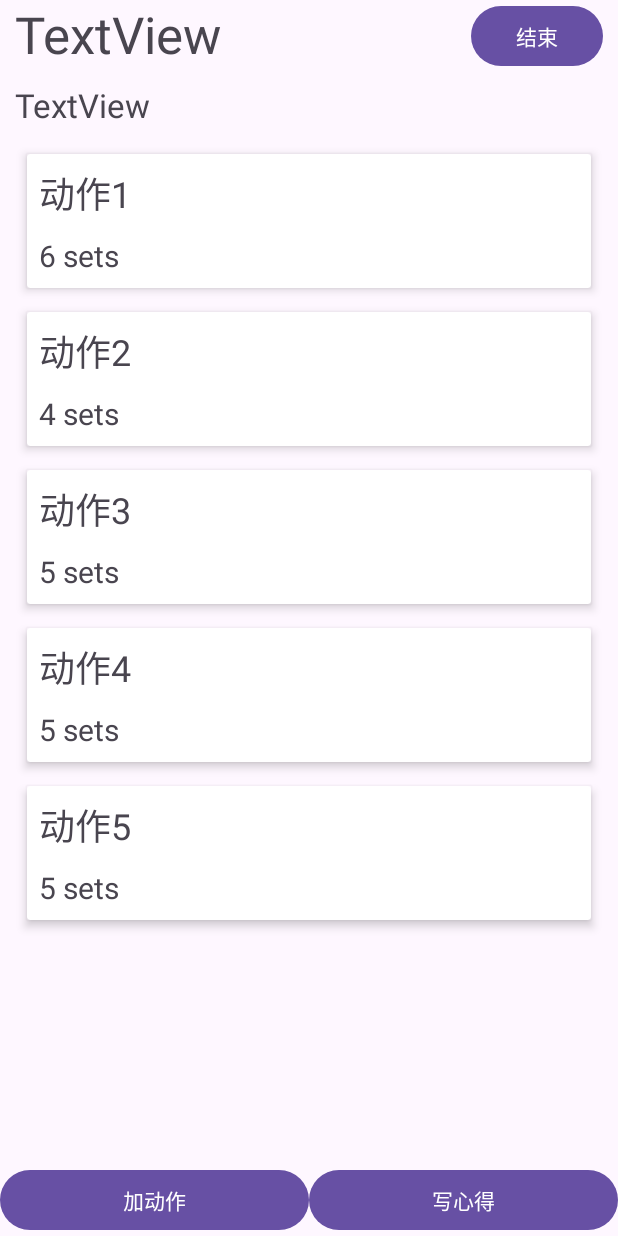
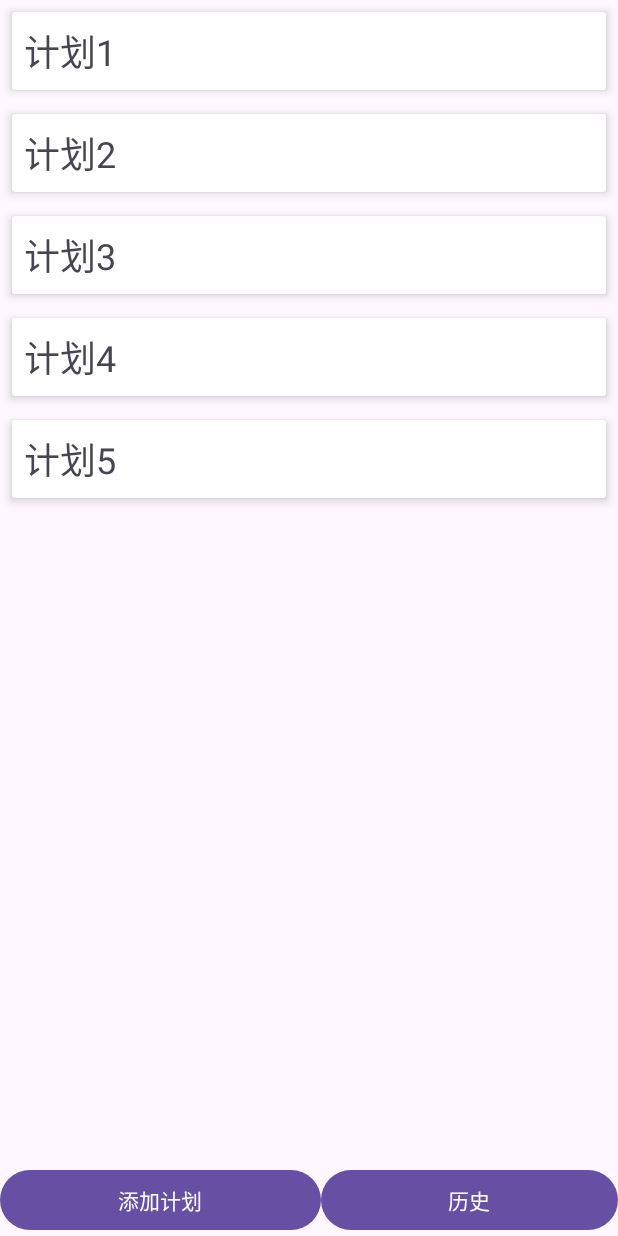
Before and after one commit to QingKong-s/Work3, an Android app: the screen it shows after launch (MainActivity), on a phone screen of 412 x 824 dp. Run offline under Robolectric (Android 15) with nearby library versions, the phone set to English and light mode, and no system bars.

Commit message:
增加计划列表

```diff
--- a/app/build.gradle.kts
+++ b/app/build.gradle.kts
@@ -33,7 +33,9 @@ dependencies {
     implementation("androidx.appcompat:appcompat:1.6.1")
     implementation("com.google.android.material:material:1.9.0")
     implementation("androidx.constraintlayout:constraintlayout:2.1.4")
+    implementation("androidx.activity:activity:1.8.0")
     testImplementation("junit:junit:4.13.2")
     androidTestImplementation("androidx.test.ext:junit:1.1.5")
     androidTestImplementation("androidx.test.espresso:espresso-core:3.5.1")
+    implementation(platform("org.jetbrains.kotlin:kotlin-bom:1.8.22"))
 }
--- a/app/src/main/AndroidManifest.xml
+++ b/app/src/main/AndroidManifest.xml
@@ -13,6 +13,10 @@
         android:theme="@style/Theme.MyApplication"
         tools:targetApi="31">
         <activity
+            android:name="com.example.myapplication.PlanActivity"
+            android:exported="true">
+        </activity>
+        <activity
             android:name=".MainActivity"
             android:exported="true">
             <intent-filter>
--- /dev/null
+++ b/app/src/main/java/com/example/myapplication/GlobalData.java
@@ -0,0 +1,40 @@
+package com.example.myapplication;
+
+import java.util.ArrayList;
+import java.util.List;
+
+public class GlobalData {
+    static ArrayList<Plan> plans = new ArrayList<>();
+
+    public static void initSampleData() {
+        ArrayList<ActionItem> actionItems = new ArrayList<>();
+
+        // 创建一些子项数据（SubItem）
+        List<SubItem> subItems1 = new ArrayList<>();
+        subItems1.add(new SubItem("50", "10", false));
+        subItems1.add(new SubItem("55", "8", false));
+        subItems1.add(new SubItem("60", "6", true));
+
+        List<SubItem> subItems2 = new ArrayList<>();
+        subItems2.add(new SubItem("30", "12", false));
+        subItems2.add(new SubItem("35", "10", false));
+
+        List<SubItem> subItems3 = new ArrayList<>();
+        subItems3.add(new SubItem("20", "15", true));
+        subItems3.add(new SubItem("25", "12", true));
+        subItems3.add(new SubItem("30", "10", false));
+
+        // 创建 ActionItem 并加入到主列表中
+        actionItems.add(new ActionItem("动作1", 6, subItems1));
+        actionItems.add(new ActionItem("动作2", 4, subItems2));
+        actionItems.add(new ActionItem("动作3", 5, subItems3));
+        actionItems.add(new ActionItem("动作4", 5, subItems3));
+        actionItems.add(new ActionItem("动作5", 5, subItems3));
+
+        plans.add(new Plan(actionItems,"计划1"));
+        plans.add(new Plan(actionItems,"计划2"));
+        plans.add(new Plan(actionItems,"计划3"));
+        plans.add(new Plan(actionItems,"计划4"));
+        plans.add(new Plan(actionItems,"计划5"));
+    }
+}
--- a/app/src/main/java/com/example/myapplication/MainActivity.java
+++ b/app/src/main/java/com/example/myapplication/MainActivity.java
@@ -16,34 +16,11 @@ public class MainActivity extends AppCompatActivity {
         super.onCreate(savedInstanceState);
         setContentView(R.layout.activity_main);
 
-        List<ActionItem> actionItems = new ArrayList<>();
+        RecyclerView recyclerView = findViewById(R.id.planList);
+        recyclerView.setLayoutManager(new LinearLayoutManager(this));
 
-// 创建一些子项数据（SubItem）
-        List<SubItem> subItems1 = new ArrayList<>();
-        subItems1.add(new SubItem("50", "10", false));
-        subItems1.add(new SubItem("55", "8", false));
-        subItems1.add(new SubItem("60", "6", true));
-
-        List<SubItem> subItems2 = new ArrayList<>();
-        subItems2.add(new SubItem("30", "12", false));
-        subItems2.add(new SubItem("35", "10", false));
-
-        List<SubItem> subItems3 = new ArrayList<>();
-        subItems3.add(new SubItem("20", "15", true));
-        subItems3.add(new SubItem("25", "12", true));
-        subItems3.add(new SubItem("30", "10", false));
-
-// 创建 ActionItem 并加入到主列表中
-        actionItems.add(new ActionItem("动作1", 6, subItems1));
-        actionItems.add(new ActionItem("动作2", 4, subItems2));
-        actionItems.add(new ActionItem("动作3", 5, subItems3));
-        actionItems.add(new ActionItem("动作4", 5, subItems3));
-        actionItems.add(new ActionItem("动作5", 5, subItems3));
-
-        RecyclerView recyclerView = findViewById(R.id.mainList);
-        recyclerView.setLayoutManager(new LinearLayoutManager(this));
-        ExpandableAdapter adapter = new ExpandableAdapter(actionItems);
+        GlobalData.initSampleData();
+        PlanAdapter adapter = new PlanAdapter(this, GlobalData.plans);
         recyclerView.setAdapter(adapter);
-
     }
 }
--- /dev/null
+++ b/app/src/main/java/com/example/myapplication/Plan.java
@@ -0,0 +1,23 @@
+package com.example.myapplication;
+
+import java.util.ArrayList;
+
+public class Plan {
+    private ArrayList<ActionItem> actions;
+    private String name;
+
+    public Plan(ArrayList<ActionItem> actions,String name) {
+        this.actions = actions;
+        this.name = name;
+    }
+
+    ArrayList<ActionItem> getActions() { return actions; }
+
+    public String getName() {
+        return name;
+    }
+
+    public void setName(String name) {
+        this.name = name;
+    }
+}
--- /dev/null
+++ b/app/src/main/java/com/example/myapplication/PlanAdapter.java
@@ -0,0 +1,57 @@
+package com.example.myapplication;
+
+import android.content.Context;
+import android.content.Intent;
+import android.view.LayoutInflater;
+import android.view.View;
+import android.view.ViewGroup;
+import android.widget.TextView;
+
+import androidx.annotation.NonNull;
+import androidx.recyclerview.widget.RecyclerView;
+
+import java.util.List;
+
+public class PlanAdapter extends RecyclerView.Adapter<PlanAdapter.ViewHolder> {
+
+    private final List<Plan> data;
+    private final Context context;
+
+    public PlanAdapter(Context context, List<Plan> data) {
+        this.context = context;
+        this.data = data;
+    }
+
+    @NonNull
+    @Override
+    public ViewHolder onCreateViewHolder(@NonNull ViewGroup parent, int viewType) {
+        View view = LayoutInflater.from(parent.getContext()).inflate(R.layout.item_plan, parent, false);
+        return new ViewHolder(view);
+    }
+
+    @Override
+    public void onBindViewHolder(@NonNull ViewHolder holder, int position) {
+        String itemText = data.get(position).getName();
+        holder.textView.setText(itemText);
+
+        holder.itemView.setOnClickListener(v -> {
+            Intent intent = new Intent(context, PlanActivity.class);
+            intent.putExtra("item_index", position);
+            context.startActivity(intent);
+        });
+    }
+
+    @Override
+    public int getItemCount() {
+        return data.size();
+    }
+
+    public static class ViewHolder extends RecyclerView.ViewHolder {
+        TextView textView;
+
+        public ViewHolder(@NonNull View itemView) {
+            super(itemView);
+            textView = itemView.findViewById(R.id.item_text);
+        }
+    }
+}
--- a/app/src/main/res/layout/activity_main.xml
+++ b/app/src/main/res/layout/activity_main.xml
@@ -8,46 +8,14 @@
     tools:context=".MainActivity"
     android:gravity="fill">
 
-    <RelativeLayout
-        android:layout_width="match_parent"
-        android:layout_height="wrap_content">
-
-        <TextView
-            android:id="@+id/textView"
-            android:layout_width="wrap_content"
-            android:layout_height="wrap_content"
-            android:layout_alignParentStart="true"
-            android:layout_marginStart="10dp"
-            android:text="TextView"
-            android:textSize="34dp" />
-
-        <TextView
-            android:id="@+id/textView2"
-            android:layout_width="wrap_content"
-            android:layout_height="wrap_content"
-            android:layout_below="@+id/textView"
-            android:layout_alignParentStart="true"
-            android:layout_marginStart="10dp"
-            android:layout_marginTop="10dp"
-            android:textSize="22dp"
-            android:text="TextView" />
-
-        <Button
-            android:id="@+id/button"
-            android:layout_width="wrap_content"
-            android:layout_height="wrap_content"
-            android:layout_alignParentEnd="true"
-            android:layout_marginEnd="10dp"
-            android:text="结束" />
-
-    </RelativeLayout>
 
     <androidx.recyclerview.widget.RecyclerView
-        android:id="@+id/mainList"
+        android:id="@+id/planList"
         android:layout_width="match_parent"
         android:layout_height="0dp"
-        android:layout_weight="1"
-        android:layout_margin="10dp" />
+        android:layout_weight="1">
+
+    </androidx.recyclerview.widget.RecyclerView>
 
     <LinearLayout
         android:layout_width="match_parent"
@@ -55,17 +23,17 @@
         android:orientation="horizontal">
 
         <Button
-            android:id="@+id/button2"
+            android:id="@+id/addPlan"
             android:layout_width="wrap_content"
             android:layout_height="wrap_content"
             android:layout_weight="1"
-            android:text="加动作" />
+            android:text="添加计划" />
 
         <Button
-            android:id="@+id/button3"
+            android:id="@+id/button5"
             android:layout_width="wrap_content"
             android:layout_height="wrap_content"
             android:layout_weight="1"
-            android:text="写心得" />
+            android:text="历史" />
     </LinearLayout>
 </LinearLayout>
--- /dev/null
+++ b/app/src/main/res/layout/item_plan.xml
@@ -0,0 +1,25 @@
+<androidx.cardview.widget.CardView
+    xmlns:android="http://schemas.android.com/apk/res/android"
+    xmlns:app="http://schemas.android.com/apk/res-auto"
+    android:layout_width="match_parent"
+    android:layout_height="wrap_content"
+    android:layout_margin="8dp"
+    app:cardElevation="4dp"
+    app:cardCornerRadius="2dp"
+    app:cardBackgroundColor="@android:color/white">
+
+    <LinearLayout xmlns:android="http://schemas.android.com/apk/res/android"
+        android:layout_width="match_parent"
+        android:layout_height="wrap_content"
+        android:orientation="vertical"
+        android:layout_margin="8dp">
+
+        <TextView
+            android:id="@+id/item_text"
+            android:layout_width="wrap_content"
+            android:layout_height="wrap_content"
+            android:textSize="24sp"
+            android:text="计划1"/>
+
+    </LinearLayout>
+</androidx.cardview.widget.CardView>
--- a/gradle.properties
+++ b/gradle.properties
@@ -19,3 +19,4 @@ android.useAndroidX=true
 # resources declared in the library itself and none from the library's dependencies,
 # thereby reducing the size of the R class for that library
 android.nonTransitiveRClass=true
+android.enableJetifier=true
```
Also changed, not shown: app/src/main/java/com/example/myapplication/PlanActivity.java (added, +36 -0 lines), app/src/main/res/layout/activity_plan.xml (added, +71 -0 lines), app/src/main/res/values/ids.xml (added, +9 -0 lines).
